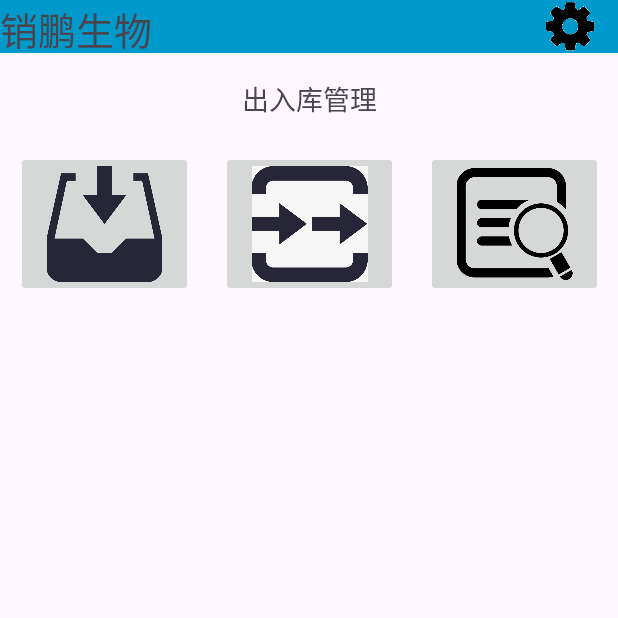
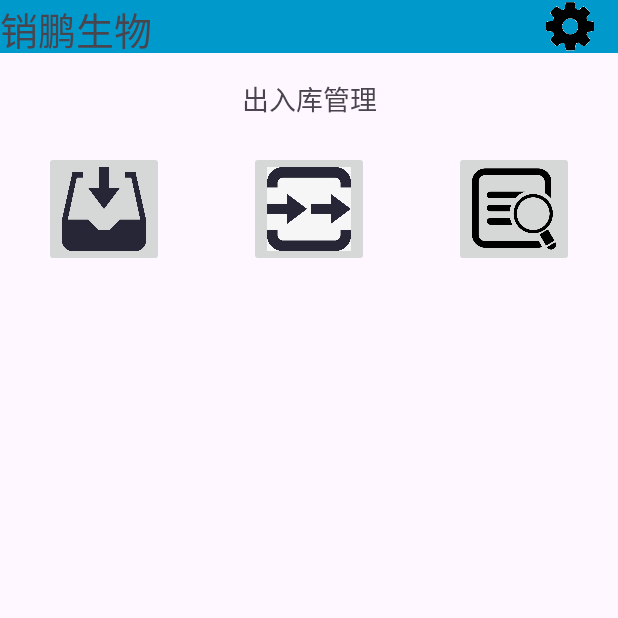
Before and after one commit to nezaking/XPbiomedPDA, an Android app: the MainActivity screen opened directly, with no data from a screen before it, on a phone screen of 412 x 824 dp, the top half of it. Run offline under Robolectric (Android 15) with nearby library versions, the phone set to English and light mode, and no system bars.

Commit message:
更新飞书

```diff
--- a/app/src/main/res/layout/activity_inbound.xml
+++ b/app/src/main/res/layout/activity_inbound.xml
@@ -36,7 +36,7 @@
     <!-- 列表框和其他界面元素根据需要添加 -->
 
     <ListView
-        android:id="@+id/listview"
+        android:id="@+id/barCodeListView"
         android:layout_width="match_parent"
         android:layout_height="100dp"
         android:layout_below="@id/barcodeedittext"/>
--- a/app/src/main/res/layout/activity_main.xml
+++ b/app/src/main/res/layout/activity_main.xml
@@ -69,7 +69,7 @@
         <GridLayout
             android:id="@+id/gridLayout"
             android:layout_width="match_parent"
-            android:layout_height="100dp"
+            android:layout_height="80dp"
             android:layout_below="@+id/topMenuBar"
             android:columnCount="3"
             android:padding="1dp"
@@ -77,7 +77,7 @@
 
             <ImageButton
                 android:id="@+id/inBoundButton"
-                android:layout_width="118dp"
+                android:layout_width="80dp"
                 android:layout_height="match_parent"
                 android:layout_columnWeight="1"
                 android:layout_gravity="center_horizontal"
@@ -86,7 +86,7 @@
 
             <ImageButton
                 android:id="@+id/outBoundButton"
-                android:layout_width="118dp"
+                android:layout_width="80dp"
                 android:layout_height="match_parent"
                 android:layout_columnWeight="1"
                 android:layout_gravity="center_horizontal"
@@ -95,7 +95,7 @@
 
             <ImageButton
                 android:id="@+id/checkBoundButton"
-                android:layout_width="118dp"
+                android:layout_width="80dp"
                 android:layout_height="match_parent"
                 android:layout_columnWeight="1"
                 android:layout_gravity="center_horizontal"
```
Also changed, not shown: app/src/main/java/com/xpbiomed/xppda/InboundActivity.java (+58 -27 lines).
